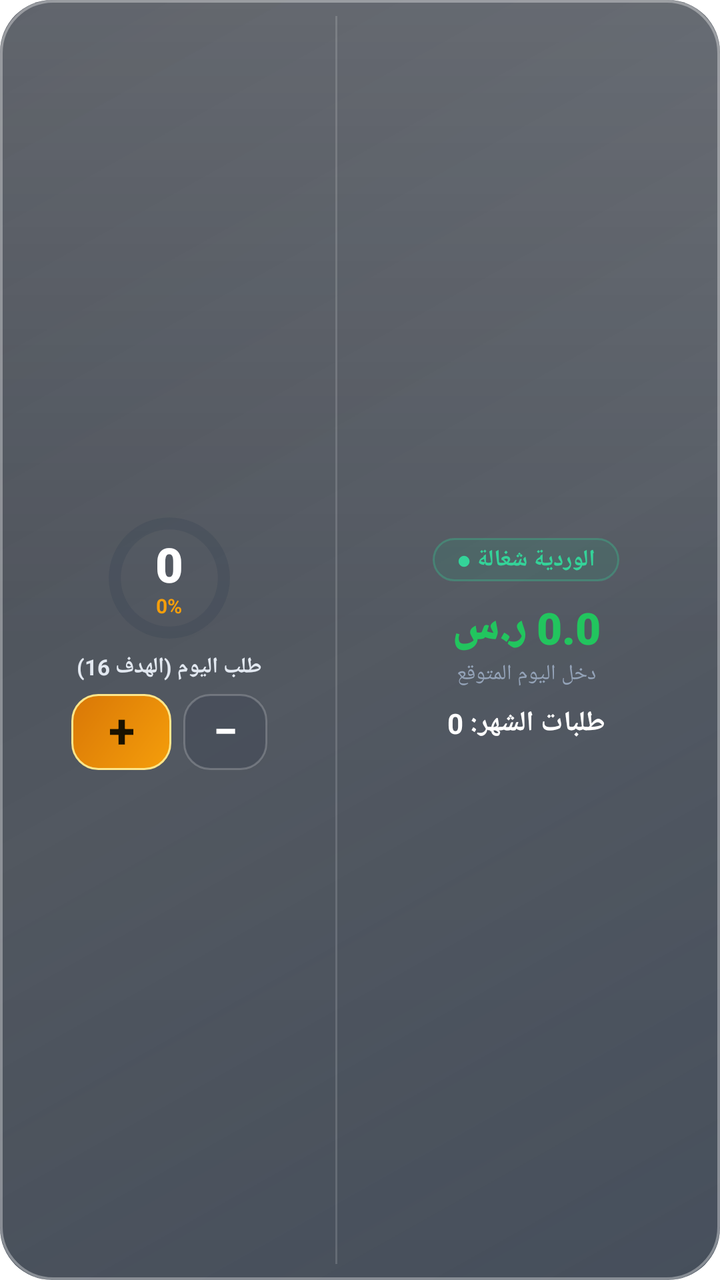
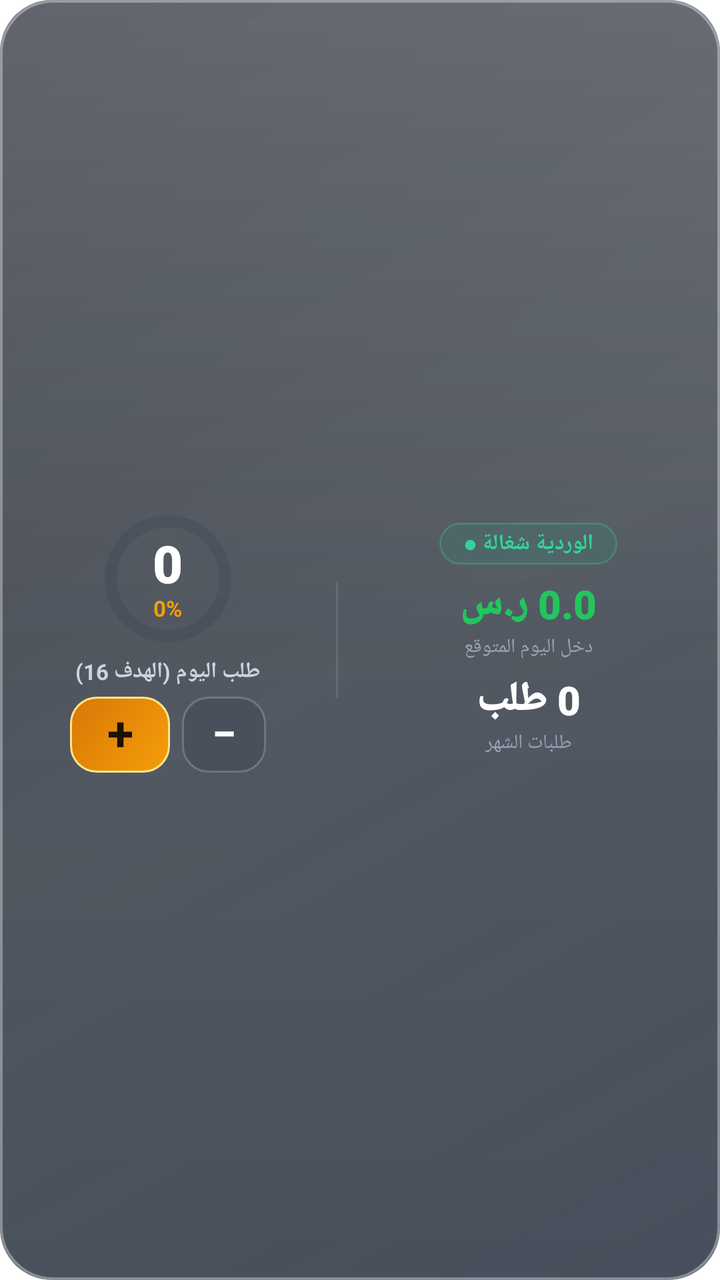

An Android layout rendered at two revisions. The XML below is the earlier revision; the diff shows what the commit changed to produce the second picture.
<!-- AndroidManifest.xml: fallback theme Theme.MaterialComponents.DayNight.NoActionBar -->
<!-- res/layout/widget_apple_glass.xml -->
<?xml version="1.0" encoding="utf-8"?>
<LinearLayout xmlns:android="http://schemas.android.com/apk/res/android"
    android:id="@+id/apple_widget_root"
    android:layout_width="match_parent"
    android:layout_height="match_parent"
    android:background="@drawable/bg_apple_glass_container"
    android:orientation="horizontal"
    android:layoutDirection="ltr"
    android:padding="8dp"
    android:gravity="center_vertical">

    
    <LinearLayout
        android:id="@+id/apple_section_left"
        android:layout_width="0dp"
        android:layout_height="match_parent"
        android:layout_weight="1.0"
        android:orientation="vertical"
        android:gravity="center">

        
        <FrameLayout
            android:layout_width="68dp"
            android:layout_height="68dp">

            <ProgressBar
                android:id="@+id/pb_apple_ring"
                style="?android:attr/progressBarStyleHorizontal"
                android:layout_width="match_parent"
                android:layout_height="match_parent"
                android:indeterminate="false"
                android:max="100"
                android:progress="0"
                android:progressDrawable="@drawable/ring_progress_cyan" />

            <LinearLayout
                android:layout_width="match_parent"
                android:layout_height="match_parent"
                android:gravity="center"
                android:orientation="vertical">

                <TextView
                    android:id="@+id/tv_apple_orders_count"
                    android:layout_width="wrap_content"
                    android:layout_height="wrap_content"
                    android:fontFamily="sans-serif-black"
                    android:includeFontPadding="false"
                    android:text="0"
                    android:textColor="#FFFFFF"
                    android:textSize="24sp"
                    android:textStyle="bold" />

                <TextView
                    android:id="@+id/tv_apple_progress_percent"
                    android:layout_width="wrap_content"
                    android:layout_height="wrap_content"
                    android:includeFontPadding="false"
                    android:text="0%"
                    android:textColor="#F59E0B"
                    android:textSize="10sp"
                    android:textStyle="bold" />
            </LinearLayout>
        </FrameLayout>

        
        <TextView
            android:id="@+id/tv_apple_target_sub"
            android:layout_width="wrap_content"
            android:layout_height="wrap_content"
            android:layout_marginTop="3dp"
            android:includeFontPadding="false"
            android:text="طلب اليوم (الهدف 16)"
            android:textColor="#E2E8F0"
            android:textSize="11sp"
            android:textStyle="bold" />

        
        <LinearLayout
            android:layout_width="wrap_content"
            android:layout_height="wrap_content"
            android:layout_marginTop="6dp"
            android:gravity="center"
            android:orientation="horizontal">

            <TextView
                android:id="@+id/btn_apple_increment"
                android:layout_width="50dp"
                android:layout_height="38dp"
                android:background="@drawable/btn_apple_plus"
                android:gravity="center"
                android:includeFontPadding="false"
                android:text="+"
                android:textColor="#1A1200"
                android:textSize="24sp"
                android:textStyle="bold" />

            <TextView
                android:id="@+id/btn_apple_decrement"
                android:layout_width="42dp"
                android:layout_height="38dp"
                android:layout_marginLeft="6dp"
                android:layout_marginStart="6dp"
                android:background="@drawable/btn_apple_minus"
                android:gravity="center"
                android:includeFontPadding="false"
                android:text="−"
                android:textColor="#FFFFFF"
                android:textSize="22sp"
                android:textStyle="bold" />
        </LinearLayout>
    </LinearLayout>

    
    <FrameLayout
        android:layout_width="1dp"
        android:layout_height="match_parent"
        android:background="#26FFFFFF"
        android:layout_marginLeft="6dp"
        android:layout_marginRight="6dp" />

    
    <LinearLayout
        android:id="@+id/apple_section_right"
        android:layout_width="0dp"
        android:layout_height="match_parent"
        android:layout_weight="1.15"
        android:orientation="vertical"
        android:gravity="center"
        android:paddingLeft="4dp"
        android:paddingRight="4dp">

        
        <TextView
            android:id="@+id/tv_apple_shift_status"
            android:layout_width="wrap_content"
            android:layout_height="wrap_content"
            android:layout_gravity="center_horizontal"
            android:background="@drawable/bg_apple_shift_pill"
            android:paddingLeft="12dp"
            android:paddingRight="12dp"
            android:paddingTop="3dp"
            android:paddingBottom="3dp"
            android:text="الوردية شغالة ●"
            android:textColor="#34D399"
            android:textSize="11.5sp"
            android:textStyle="bold" />

        
        <TextView
            android:id="@+id/tv_apple_today_income"
            android:layout_width="wrap_content"
            android:layout_height="wrap_content"
            android:layout_gravity="center_horizontal"
            android:layout_marginTop="8dp"
            android:fontFamily="sans-serif-black"
            android:includeFontPadding="false"
            android:text="0.0 ر.س"
            android:textDirection="rtl"
            android:textColor="#22C55E"
            android:textSize="22sp"
            android:textStyle="bold" />

        <TextView
            android:layout_width="wrap_content"
            android:layout_height="wrap_content"
            android:layout_gravity="center_horizontal"
            android:layout_marginTop="1dp"
            android:text="دخل اليوم المتوقع"
            android:textColor="#94A3B8"
            android:textSize="10.5sp" />

        
        <TextView
            android:id="@+id/tv_apple_month_orders"
            android:layout_width="wrap_content"
            android:layout_height="wrap_content"
            android:layout_gravity="center_horizontal"
            android:layout_marginTop="8dp"
            android:text="طلبات الشهر: 0"
            android:textDirection="rtl"
            android:textColor="#FFFFFF"
            android:textSize="14sp"
            android:textStyle="bold" />

    </LinearLayout>

</LinearLayout>
<!-- resources referenced by this layout -->
<resources>
  <!-- drawable bg_apple_glass_container (drawable) -->
  <?xml version="1.0" encoding="utf-8"?>
  <layer-list xmlns:android="http://schemas.android.com/apk/res/android">
      
      <item>
          <shape android:shape="rectangle">
              <corners android:radius="26dp" />
              <gradient
                  android:angle="135"
                  android:startColor="#CC182333"
                  android:centerColor="#BF121A26"
                  android:endColor="#CC0E141F" />
          </shape>
      </item>
  
      
      <item>
          <shape android:shape="rectangle">
              <corners android:radius="26dp" />
              <gradient
                  android:angle="270"
                  android:startColor="#2EFFFFFF"
                  android:centerColor="#08FFFFFF"
                  android:endColor="#00FFFFFF" />
          </shape>
      </item>
  
      
      <item>
          <shape android:shape="rectangle">
              <corners android:radius="26dp" />
              <stroke
                  android:width="1.3dp"
                  android:color="#59FFFFFF" />
          </shape>
      </item>
  </layer-list>
  <!-- drawable bg_apple_shift_pill (drawable) -->
  <?xml version="1.0" encoding="utf-8"?>
  <shape xmlns:android="http://schemas.android.com/apk/res/android"
      android:shape="rectangle">
      <corners android:radius="14dp" />
      <solid android:color="#1A10B981" />
      <stroke
          android:width="1dp"
          android:color="#4D34D399" />
  </shape>
  <!-- drawable btn_apple_minus (drawable) -->
  <?xml version="1.0" encoding="utf-8"?>
  <shape xmlns:android="http://schemas.android.com/apk/res/android"
      android:shape="rectangle">
      <corners android:radius="13dp" />
      <solid android:color="#33263142" />
      <stroke
          android:width="1dp"
          android:color="#33FFFFFF" />
  </shape>
  <!-- drawable btn_apple_plus (drawable) -->
  <?xml version="1.0" encoding="utf-8"?>
  <shape xmlns:android="http://schemas.android.com/apk/res/android"
      android:shape="rectangle">
      <corners android:radius="13dp" />
      <gradient
          android:startColor="#F59E0B"
          android:endColor="#D97706"
          android:angle="135" />
      <stroke
          android:width="1dp"
          android:color="#FDE68A" />
  </shape>
  <!-- drawable ring_progress_cyan (drawable) -->
  <?xml version="1.0" encoding="utf-8"?>
  <layer-list xmlns:android="http://schemas.android.com/apk/res/android">
      
      <item android:id="@android:id/background">
          <shape
              android:innerRadiusRatio="2.8"
              android:shape="ring"
              android:thickness="6dp"
              android:useLevel="false">
              <solid android:color="#332A374A" />
          </shape>
      </item>
      
      <item android:id="@android:id/progress">
          <rotate
              android:fromDegrees="270"
              android:toDegrees="270">
              <shape
                  android:innerRadiusRatio="2.8"
                  android:shape="ring"
                  android:thickness="6dp"
                  android:useLevel="true">
                  <gradient
                      android:centerColor="#FBBF24"
                      android:endColor="#F59E0B"
                      android:startColor="#D97706"
                      android:type="sweep" />
              </shape>
          </rotate>
      </item>
  </layer-list>
</resources>

<!-- the commit's change to res/layout/widget_apple_glass.xml (unified diff, before → after) -->
@@ -20,8 +20,8 @@
 
         
         <FrameLayout
-            android:layout_width="68dp"
-            android:layout_height="68dp">
+            android:layout_width="72dp"
+            android:layout_height="72dp">
 
             <ProgressBar
                 android:id="@+id/pb_apple_ring"
@@ -47,7 +47,7 @@
                     android:includeFontPadding="false"
                     android:text="0"
                     android:textColor="#FFFFFF"
-                    android:textSize="24sp"
+                    android:textSize="26sp"
                     android:textStyle="bold" />
 
                 <TextView
@@ -57,7 +57,7 @@
                     android:includeFontPadding="false"
                     android:text="0%"
                     android:textColor="#F59E0B"
-                    android:textSize="10sp"
+                    android:textSize="11sp"
                     android:textStyle="bold" />
             </LinearLayout>
         </FrameLayout>
@@ -70,7 +70,7 @@
             android:layout_marginTop="3dp"
             android:includeFontPadding="false"
             android:text="طلب اليوم (الهدف 16)"
-            android:textColor="#E2E8F0"
+            android:textColor="#CBD5E1"
             android:textSize="11sp"
             android:textStyle="bold" />
 
@@ -78,7 +78,7 @@
         <LinearLayout
             android:layout_width="wrap_content"
             android:layout_height="wrap_content"
-            android:layout_marginTop="6dp"
+            android:layout_marginTop="5dp"
             android:gravity="center"
             android:orientation="horizontal">
 
@@ -113,10 +113,11 @@
     
     <FrameLayout
         android:layout_width="1dp"
-        android:layout_height="match_parent"
-        android:background="#26FFFFFF"
-        android:layout_marginLeft="6dp"
-        android:layout_marginRight="6dp" />
+        android:layout_height="58dp"
+        android:layout_gravity="center_vertical"
+        android:background="#1AFFFFFF"
+        android:layout_marginLeft="8dp"
+        android:layout_marginRight="8dp" />
 
     
     <LinearLayout
@@ -142,7 +143,7 @@
             android:paddingBottom="3dp"
             android:text="الوردية شغالة ●"
             android:textColor="#34D399"
-            android:textSize="11.5sp"
+            android:textSize="11sp"
             android:textStyle="bold" />
 
         
@@ -151,13 +152,13 @@
             android:layout_width="wrap_content"
             android:layout_height="wrap_content"
             android:layout_gravity="center_horizontal"
-            android:layout_marginTop="8dp"
+            android:layout_marginTop="6dp"
             android:fontFamily="sans-serif-black"
             android:includeFontPadding="false"
             android:text="0.0 ر.س"
             android:textDirection="rtl"
             android:textColor="#22C55E"
-            android:textSize="22sp"
+            android:textSize="20sp"
             android:textStyle="bold" />
 
         <TextView
@@ -165,9 +166,10 @@
             android:layout_height="wrap_content"
             android:layout_gravity="center_horizontal"
             android:layout_marginTop="1dp"
+            android:includeFontPadding="false"
             android:text="دخل اليوم المتوقع"
             android:textColor="#94A3B8"
-            android:textSize="10.5sp" />
+            android:textSize="10sp" />
 
         
         <TextView
@@ -175,12 +177,24 @@
             android:layout_width="wrap_content"
             android:layout_height="wrap_content"
             android:layout_gravity="center_horizontal"
-            android:layout_marginTop="8dp"
-            android:text="طلبات الشهر: 0"
+            android:layout_marginTop="6dp"
+            android:fontFamily="sans-serif-black"
+            android:includeFontPadding="false"
+            android:text="0 طلب"
             android:textDirection="rtl"
             android:textColor="#FFFFFF"
-            android:textSize="14sp"
-            android:textStyle="bold" />
+            android:textSize="20sp"
+            android:textStyle="bold" />
+
+        <TextView
+            android:layout_width="wrap_content"
+            android:layout_height="wrap_content"
+            android:layout_gravity="center_horizontal"
+            android:layout_marginTop="1dp"
+            android:includeFontPadding="false"
+            android:text="طلبات الشهر"
+            android:textColor="#94A3B8"
+            android:textSize="10sp" />
 
     </LinearLayout>
 
